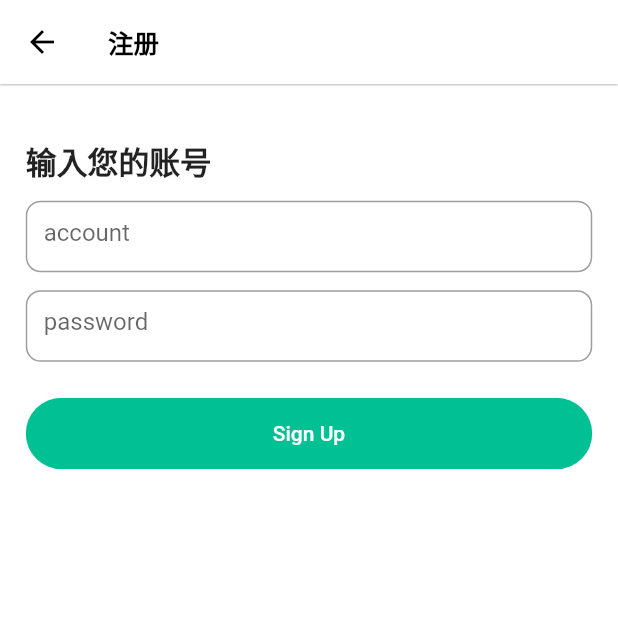
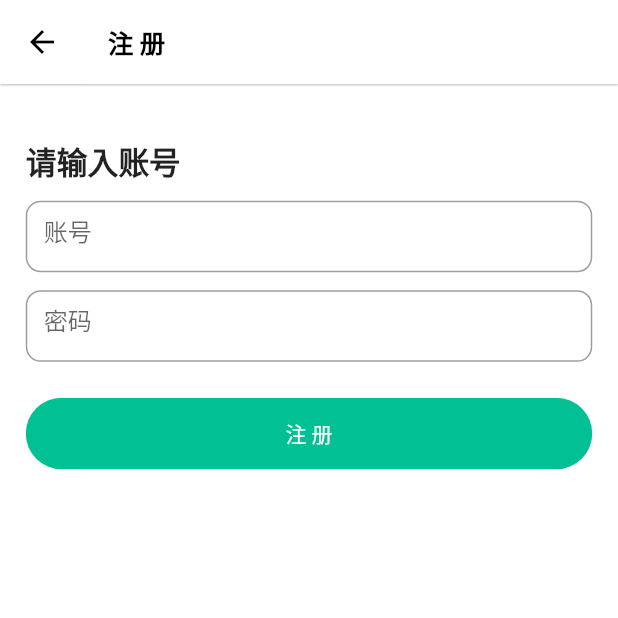
Before and after one commit to mozartee/flutter_application, a Flutter app: the SignUp screen opened by its route, on a phone screen of 412 x 824 dp, the top half of it. Run offline on Flutter 3.47's test engine with Material 2 defaults, Android fonts, the phone set to English and light mode, and no system bars; our stand-ins replace flutter_screenutil, get; missing offline and left inert: common_utils, flustars_flutter3, quick_actions; statements that could not run were skipped.

Commit message:
locale code commit

```diff
--- a/lib/class/login/signup.dart
+++ b/lib/class/login/signup.dart
@@ -1,6 +1,7 @@
 import 'package:flutter/material.dart';
 import 'package:flutter_screenutil/flutter_screenutil.dart';
 import 'package:get/get.dart';
+import 'package:ost_digital_application/util/language.dart';
 import 'package:ost_digital_application/util/route.dart';
 
 class SignUp extends StatelessWidget {
@@ -9,7 +10,7 @@ class SignUp extends StatelessWidget {
   @override
   Widget build(BuildContext context) {
     return Scaffold(
-      appBar: AppBar(title: const Text('注册')),
+      appBar: AppBar(title: Text(LanguageKey.signup.tr)),
       body: Container(
         color: Colors.white,
         child: Padding(
@@ -18,11 +19,11 @@ class SignUp extends StatelessWidget {
             crossAxisAlignment: CrossAxisAlignment.start,
             children: [
               Text(
-                '输入您的账号',
+                LanguageKey.signupmessage.tr,
                 style: TextStyle(fontSize: 18.sp, fontWeight: FontWeight.w600),
               ),
-              const OSTTextField(hintText: 'account'),
-              const OSTTextField(hintText: 'password'),
+              OSTTextField(hintText: LanguageKey.accounthint.tr),
+              OSTTextField(hintText: LanguageKey.pwdhint.tr),
               Container(
                 padding: EdgeInsets.only(top: 20.h),
                 width: double.infinity,
@@ -34,7 +35,7 @@ class SignUp extends StatelessWidget {
                         FocusScope.of(context).requestFocus();
                         Get.toNamed(RouteGet.mine);
                       },
-                      child: const Text('Sign Up')),
+                      child: Text(LanguageKey.signup.tr)),
                 ),
               ),
             ],
--- a/lib/class/mine/mine.dart
+++ b/lib/class/mine/mine.dart
@@ -1,6 +1,6 @@
 import 'package:flutter/material.dart';
-import 'package:get/instance_manager.dart';
 import 'package:get/get.dart';
+import 'package:ost_digital_application/util/language.dart';
 import 'package:ost_digital_application/util/route.dart';
 
 class Mine extends StatelessWidget {
@@ -10,7 +10,7 @@ class Mine extends StatelessWidget {
   Widget build(BuildContext context) {
     return Scaffold(
       appBar: AppBar(
-        title: const Text('我的'),
+        title: Text(LanguageKey.mine.tr),
         actions: [
           IconButton(
             onPressed: () {
--- a/lib/util/language.dart
+++ b/lib/util/language.dart
@@ -9,6 +9,22 @@ class LanguageKey {
 
   static const String signinmessage = 'signinmessage';
   static const String signinnoaccount = 'signinnoaccount';
+
+  static const String signupmessage = 'signupmessage';
+  static const String accounthint = 'accounthint';
+  static const String pwdhint = 'pwdhint';
+
+  static const String mine = 'mine';
+  static const String setting = 'setting';
+
+  static const String themechange = 'themechange';
+  static const String themechangedark = 'themechangedark';
+  static const String themechangelight = 'themechangelight';
+  static const String themechangesys = 'themechangesys';
+
+  static const String languagechange = 'languagechange';
+  static const String languagechangecn = 'languagechangecn';
+  static const String languagechangeen = 'languagechangeen';
 }
 
 class Language extends Translations {
@@ -21,6 +37,18 @@ class Language extends Translations {
           LanguageKey.signup: 'Sign Up',
           LanguageKey.signinmessage: 'We are here to make your holiday easier',
           LanguageKey.signinnoaccount: 'Do not have a account? ',
+          LanguageKey.signupmessage: 'Put your account ',
+          LanguageKey.accounthint: 'account',
+          LanguageKey.pwdhint: 'password',
+          LanguageKey.mine: 'Mine',
+          LanguageKey.setting: 'Setting',
+          LanguageKey.themechange: 'Theme',
+          LanguageKey.themechangedark: 'Dark Mode',
+          LanguageKey.themechangelight: 'Light Mode',
+          LanguageKey.themechangesys: 'System Mode',
+          LanguageKey.languagechange: 'Language',
+          LanguageKey.languagechangecn: 'Chinese',
+          LanguageKey.languagechangeen: 'English',
         },
         'zh_CN': {
           LanguageKey.chinese: '中文',
@@ -29,6 +57,18 @@ class Language extends Translations {
           LanguageKey.signup: '注 册',
           LanguageKey.signinmessage: '我们将为您打造一个快乐的假期，尽情放松吧！',
           LanguageKey.signinnoaccount: '没有账号? ',
+          LanguageKey.signupmessage: '请输入账号',
+          LanguageKey.accounthint: '账号',
+          LanguageKey.pwdhint: '密码',
+          LanguageKey.mine: '我的',
+          LanguageKey.setting: '设置',
+          LanguageKey.themechange: '主题',
+          LanguageKey.themechangedark: '深色模式',
+          LanguageKey.themechangelight: '普通模式',
+          LanguageKey.themechangesys: '跟随系统',
+          LanguageKey.languagechange: '语言',
+          LanguageKey.languagechangecn: '中文',
+          LanguageKey.languagechangeen: '英语',
         },
       };
 }
```
Also changed, not shown: lib/class/mine/setting.dart (+13 -10 lines), lib/main.dart (+6 -5 lines), 1 other file.
